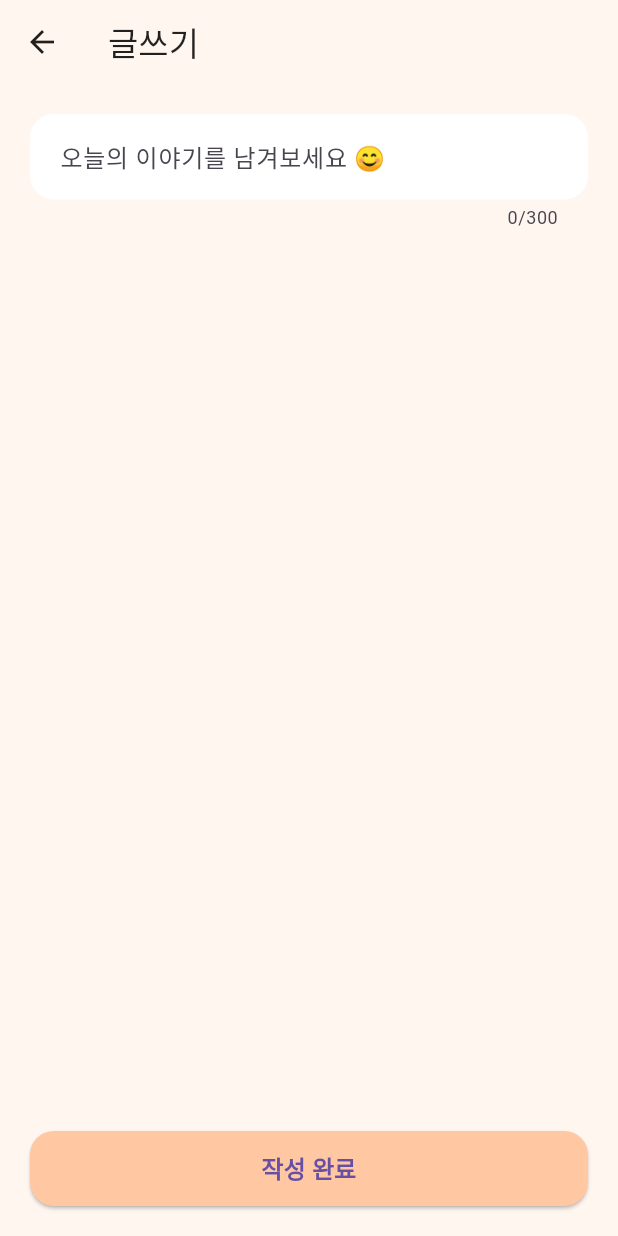
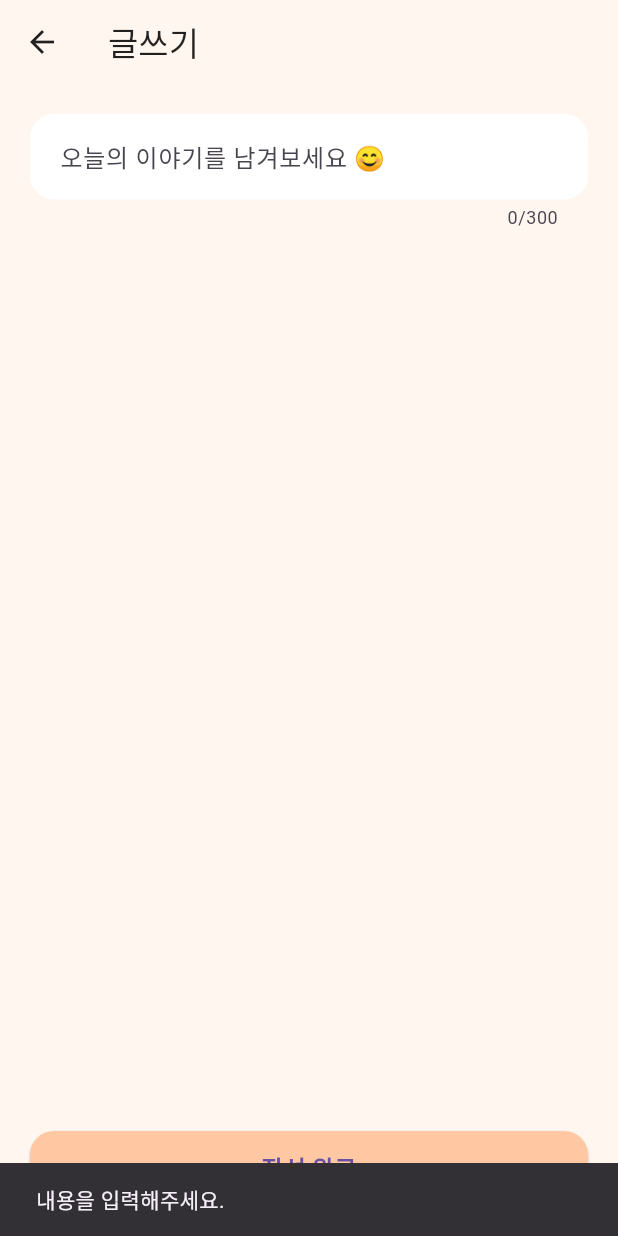
Before and after one commit to VICTOR-JEON-1998/private-board, a Flutter app: the WritePage screen opened by its route, after a tap on "작성 완료", on a phone screen of 412 x 824 dp. Run offline on Flutter 3.47's test engine with Material 3 defaults, Android fonts, the phone set to English and light mode, and no system bars; our stand-ins replace flutter_riverpod; Roboto replaces fonts that are missing (NanumGothic).

Commit message:
feat: riverpod 기능 구현중. 작성한 글 표시 완료

```diff
--- a/private_board_frontend/lib/main.dart
+++ b/private_board_frontend/lib/main.dart
@@ -1,25 +1,30 @@
 import 'package:flutter/material.dart';
+import 'package:flutter_riverpod/flutter_riverpod.dart'; // ✅ 추가
+import 'views/splash_page.dart';
 import 'routes/app_routes.dart';
 
 void main() {
-  runApp(const PrivateBoardApp());
+  runApp(
+    const ProviderScope( // ✅ Riverpod 적용!
+      child: MyApp(),
+    ),
+  );
 }
 
-class PrivateBoardApp extends StatelessWidget {
-  const PrivateBoardApp({super.key});
+class MyApp extends StatelessWidget {
+  const MyApp({super.key});
 
   @override
   Widget build(BuildContext context) {
     return MaterialApp(
       title: 'Private Board',
       debugShowCheckedModeBanner: false,
+      theme: ThemeData(
+        fontFamily: 'NanumGothic',
+        primarySwatch: Colors.orange,
+      ),
       initialRoute: '/',
       routes: appRoutes,
-      theme: ThemeData(
-        fontFamily: 'NanumGothic',
-        primarySwatch: Colors.indigo,
-        scaffoldBackgroundColor: Colors.white,
-      ),
     );
   }
 }
--- /dev/null
+++ b/private_board_frontend/lib/models/post.dart
@@ -0,0 +1,11 @@
+class Post {
+  final String author;
+  final String content;
+  final DateTime createdAt;
+
+  Post({
+    required this.author,
+    required this.content,
+    required this.createdAt,
+  });
+}
--- /dev/null
+++ b/private_board_frontend/lib/providers/post_provider.dart
@@ -0,0 +1,18 @@
+import 'package:flutter_riverpod/flutter_riverpod.dart';
+import '../models/post.dart';
+
+class PostNotifier extends StateNotifier<List<Post>> {
+  PostNotifier() : super([]);
+
+  void addPost(Post post) {
+    state = [...state, post];
+  }
+
+  void clearPosts() {
+    state = [];
+  }
+}
+
+final postProvider = StateNotifierProvider<PostNotifier, List<Post>>(
+      (ref) => PostNotifier(),
+);
--- a/private_board_frontend/lib/views/write_page.dart
+++ b/private_board_frontend/lib/views/write_page.dart
@@ -1,15 +1,24 @@
 import 'package:flutter/material.dart';
+import 'package:flutter_riverpod/flutter_riverpod.dart';
+import '../models/post.dart';
+import '../providers/post_provider.dart';
 
-class WritePage extends StatefulWidget {
+class WritePage extends ConsumerStatefulWidget {
   const WritePage({super.key});
 
   @override
-  State<WritePage> createState() => _WritePageState();
+  ConsumerState<WritePage> createState() => _WritePageState();
 }
 
-class _WritePageState extends State<WritePage> {
+class _WritePageState extends ConsumerState<WritePage> {
   final TextEditingController _controller = TextEditingController();
   static const int maxLength = 300;
+
+  @override
+  void dispose() {
+    _controller.dispose();
+    super.dispose();
+  }
 
   @override
   Widget build(BuildContext context) {
@@ -55,12 +64,24 @@ class _WritePageState extends State<WritePage> {
                   ),
                 ),
                 onPressed: () {
-                  // TODO: 글 등록 처리 (일단 SnackBar)
-                  if (_controller.text.trim().isNotEmpty) {
+                  final content = _controller.text.trim();
+                  if (content.isNotEmpty) {
+                    final post = Post(
+                      author: '익명',
+                      content: content,
+                      createdAt: DateTime.now(),
+                    );
+
+                    ref.read(postProvider.notifier).addPost(post);
+
                     ScaffoldMessenger.of(context).showSnackBar(
-                      const SnackBar(content: Text('글이 작성되었습니다! (Mock)')),
+                      const SnackBar(content: Text('글이 등록되었습니다!')),
                     );
-                    Navigator.pop(context); // 홈으로 돌아가기
+                    Navigator.pop(context);
+                  } else {
+                    ScaffoldMessenger.of(context).showSnackBar(
+                      const SnackBar(content: Text('내용을 입력해주세요.')),
+                    );
                   }
                 },
                 child: const Text(
--- a/private_board_frontend/pubspec.yaml
+++ b/private_board_frontend/pubspec.yaml
@@ -34,6 +34,8 @@ dependencies:
   # The following adds the Cupertino Icons font to your application.
   # Use with the CupertinoIcons class for iOS style icons.
   cupertino_icons: ^1.0.8
+
+  flutter_riverpod: ^2.4.0
 
 dev_dependencies:
   flutter_test:
```
Also changed, not shown: private_board_frontend/lib/views/home_page.dart (+23 -13 lines).
